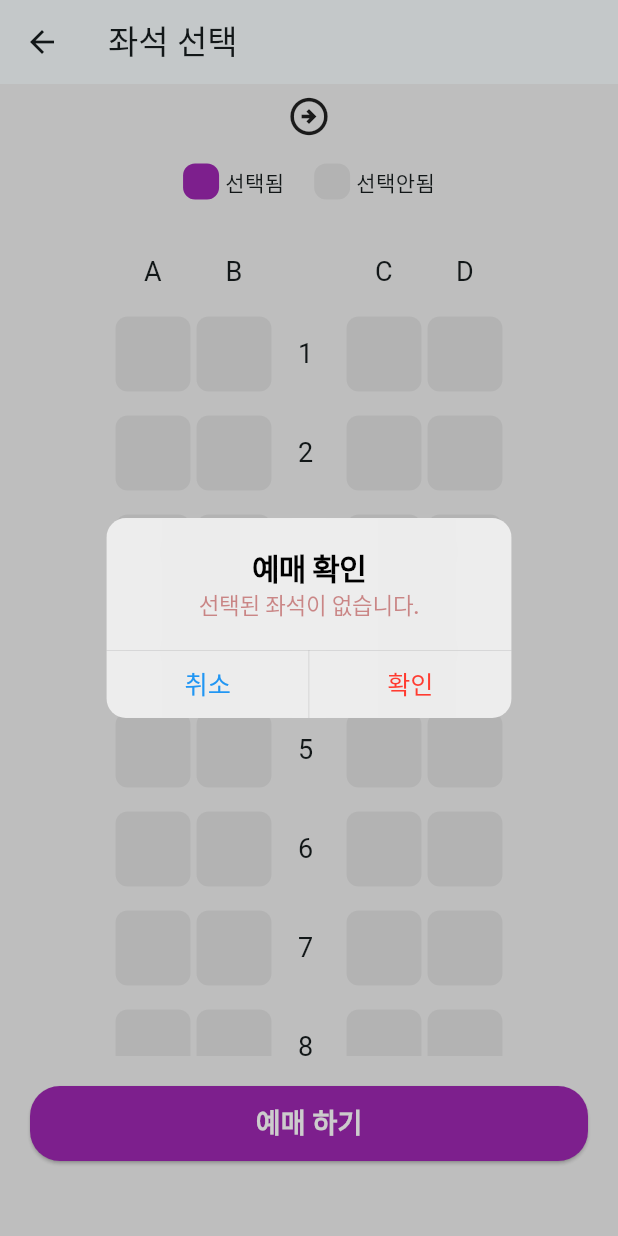
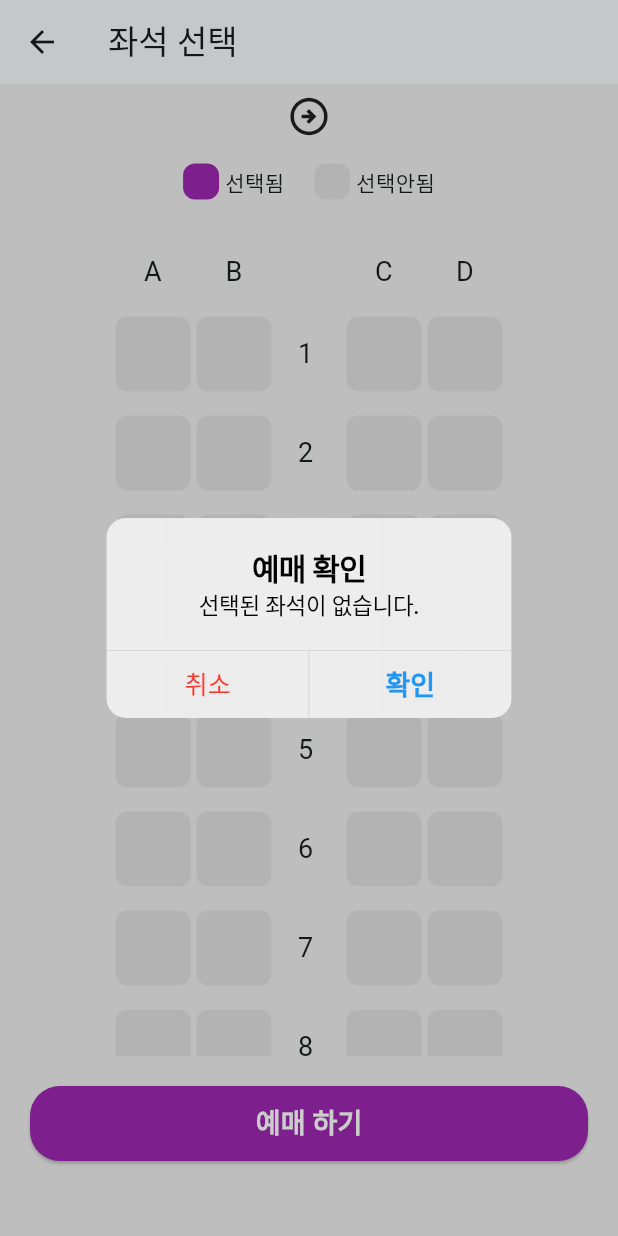
Before and after one commit to treeandturtle/flutter_train_app, a Flutter app: the SeatPage screen opened directly with empty values, after a tap on "예매 하기", on a phone screen of 412 x 824 dp. Run offline on Flutter 3.47's test engine with Material 3 defaults, Android fonts, the phone set to English and light mode, and no system bars.

Commit message:
주석 추가

```diff
--- a/lib/widget/reservation_button.dart
+++ b/lib/widget/reservation_button.dart
@@ -27,23 +27,20 @@ class ReservationButton extends StatelessWidget {
                       ? '선택된 좌석이 없습니다.'
                       : // 선택된 좌석이 없을 때 메시지
                         '선택한 좌석: ${sortedSeats.join(', ')}',
-                  style: TextStyle(
-                    fontSize: 15,
-                    color: const Color.fromARGB(137, 171, 45, 45),
-                    fontWeight: FontWeight.w500,
-                  ),
+                  style: TextStyle(fontSize: 15, fontWeight: FontWeight.w500),
                 ),
 
                 // 선택된 좌석을 보여주는 메시지
                 actions: [
                   CupertinoDialogAction(
+                    isDestructiveAction: true, // 취소 버튼을 강조
                     child: const Text('취소'),
                     onPressed: () {
                       Navigator.of(context).pop(); // 다이얼로그만 닫기
                     },
                   ),
                   CupertinoDialogAction(
-                    isDestructiveAction: true,
+                    isDefaultAction: true,
                     onPressed: () {
                       Navigator.of(context).pushAndRemoveUntil(
                         MaterialPageRoute(
@@ -53,7 +50,13 @@ class ReservationButton extends StatelessWidget {
                         //물론 pop 두번도 가능하지만 자유도면을 고려하여 선택
                       );
                     },
-                    child: const Text('확인'),
+                    child: Text(
+                      '확인',
+                      style: TextStyle(
+                        fontSize: 18,
+                        fontWeight: FontWeight.bold,
+                      ),
+                    ),
                   ),
                 ],
               );
```
Also changed, not shown: lib/main.dart (+8 -11 lines), lib/page/homepage.dart (+13 -4 lines).
